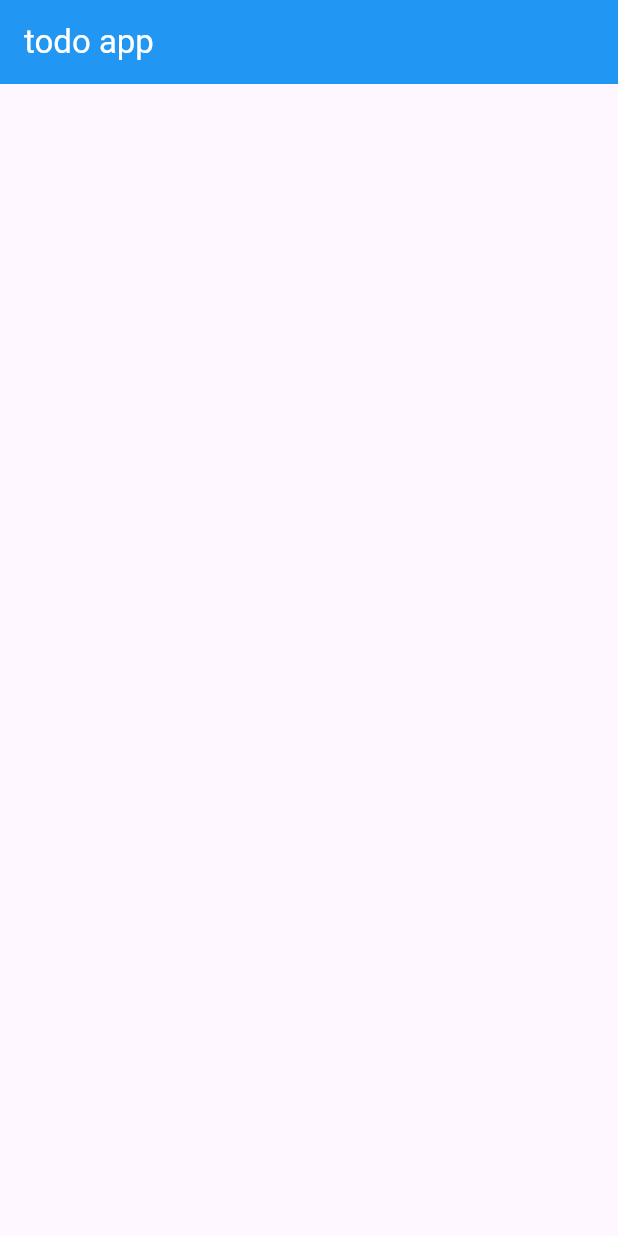
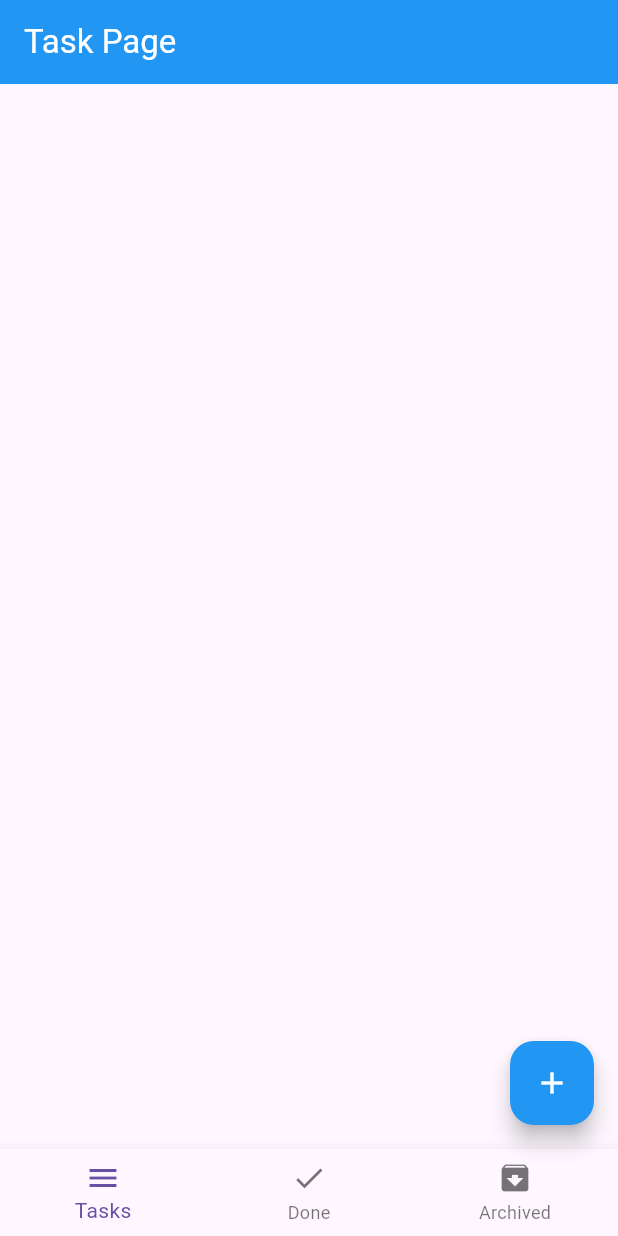
Before and after one commit to mohamedmagdi6/todo_app, a Flutter app: the screen it shows after launch, on a phone screen of 412 x 824 dp. Run offline on Flutter 3.47's test engine with Material 3 defaults, Android fonts, the phone set to English and light mode, and no system bars.

Commit message:
finshed bottonme navigator bar

```diff
--- a/lib/views/home_page.dart
+++ b/lib/views/home_page.dart
@@ -1,4 +1,7 @@
 import 'package:flutter/material.dart';
+import 'package:todo_app/widgets/archived_body.dart';
+import 'package:todo_app/widgets/done_body.dart';
+import 'package:todo_app/widgets/taske_body.dart';
 
 class HomePage extends StatefulWidget {
   const HomePage({super.key});
@@ -7,17 +10,60 @@ class HomePage extends StatefulWidget {
   State<HomePage> createState() => _HomePageState();
 }
 
+int currentIndex = 0;
+List<Widget> bodyList = [
+  const TasksBody(),
+  const DoneBody(),
+  const ArchivedBody()
+];
+
+List<String> titleTextList = ['Task Page', 'Done Page', 'Archived Page'];
+
 class _HomePageState extends State<HomePage> {
   @override
   Widget build(BuildContext context) {
     return Scaffold(
       appBar: AppBar(
-        title: const Text(
-          'todo app',
-          style: TextStyle(color: Colors.white),
+        title: Text(
+          titleTextList[currentIndex],
+          style: const TextStyle(color: Colors.white),
         ),
         backgroundColor: Colors.blue,
       ),
+      floatingActionButton: FloatingActionButton(
+        backgroundColor: Colors.blue,
+        onPressed: () {},
+        child: const Icon(
+          Icons.add,
+          color: Colors.white,
+        ),
+      ),
+      bottomNavigationBar: BottomNavigationBar(
+        items: const [
+          BottomNavigationBarItem(
+              icon: Icon(
+                Icons.menu,
+              ),
+              label: 'Tasks'),
+          BottomNavigationBarItem(
+              icon: Icon(
+                Icons.done,
+              ),
+              label: 'Done'),
+          BottomNavigationBarItem(
+              icon: Icon(
+                Icons.archive,
+              ),
+              label: 'Archived'),
+        ],
+        currentIndex: currentIndex,
+        onTap: (value) {
+          setState(() {
+            currentIndex = value;
+          });
+        },
+      ),
+      body: bodyList[currentIndex],
     );
   }
 }
--- /dev/null
+++ b/lib/widgets/archived_body.dart
@@ -0,0 +1,10 @@
+import 'package:flutter/material.dart';
+
+class ArchivedBody extends StatelessWidget {
+  const ArchivedBody({super.key});
+
+  @override
+  Widget build(BuildContext context) {
+    return Container();
+  }
+}
--- /dev/null
+++ b/lib/widgets/done_body.dart
@@ -0,0 +1,10 @@
+import 'package:flutter/material.dart';
+
+class DoneBody extends StatelessWidget {
+  const DoneBody({super.key});
+
+  @override
+  Widget build(BuildContext context) {
+    return Container();
+  }
+}
--- /dev/null
+++ b/lib/widgets/taske_body.dart
@@ -0,0 +1,10 @@
+import 'package:flutter/material.dart';
+
+class TasksBody extends StatelessWidget {
+  const TasksBody({super.key});
+
+  @override
+  Widget build(BuildContext context) {
+    return Container();
+  }
+}
```
